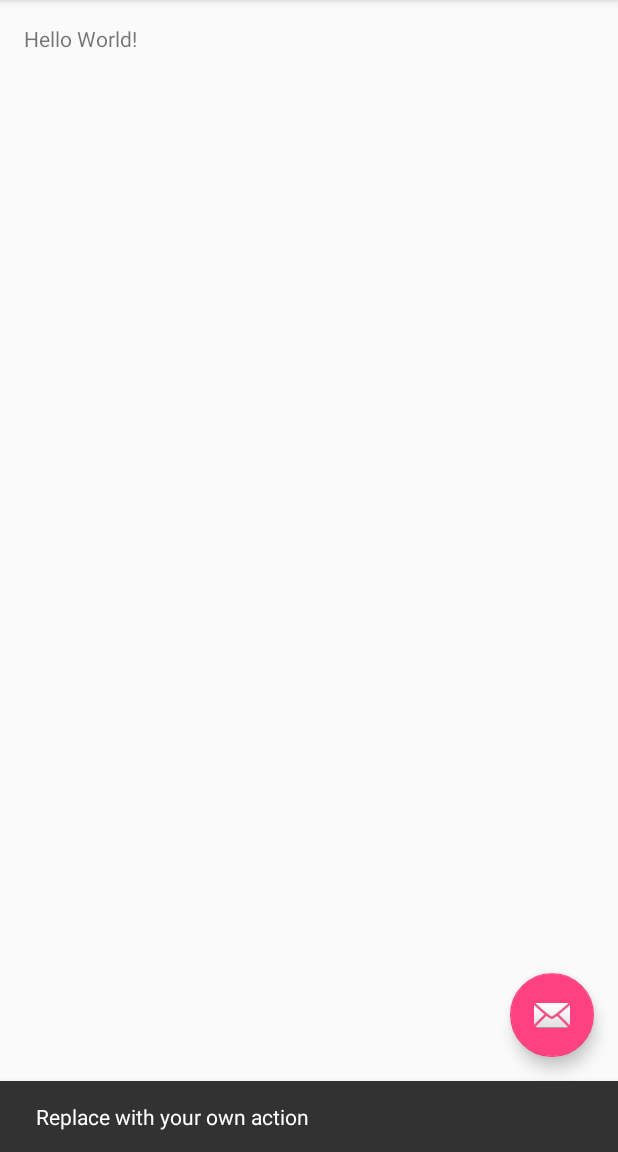
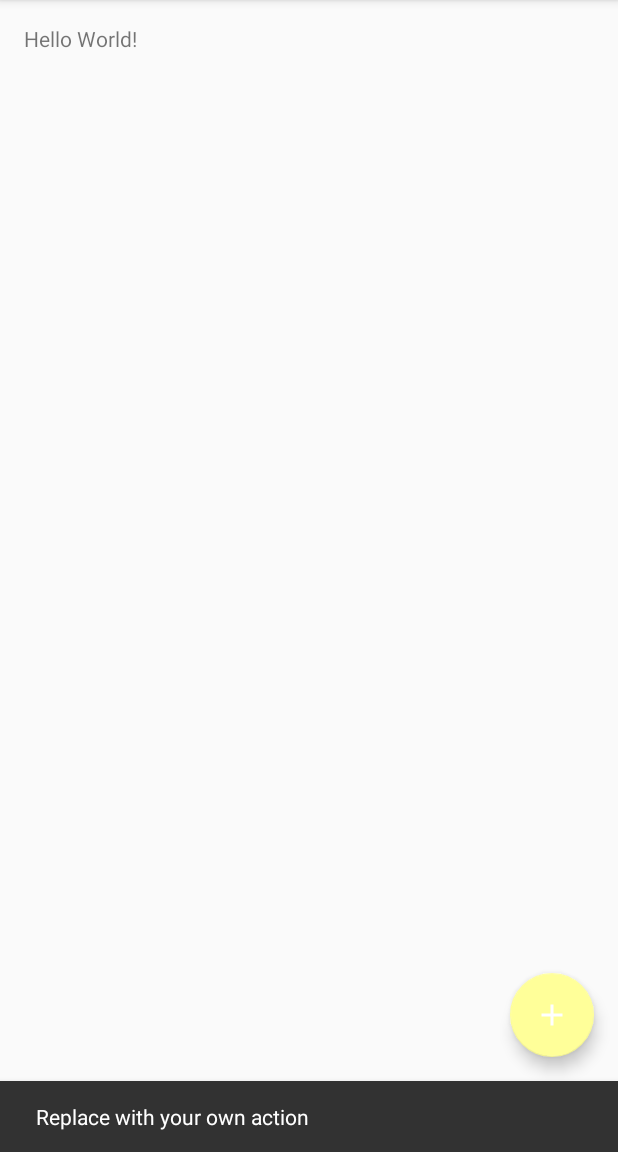
Before and after one commit to SriramBms/Amoeba, an Android app: the screen it shows after launch (MainActivity), after a tap on an icon or button, on a phone screen of 412 x 824 dp, the part 84-1236 px from its top. Run offline under Robolectric (Android 15) with nearby library versions, the phone set to English and light mode, and no system bars.

Commit message:
Added FissionColony+code cleanup

```diff
--- a/amoeba/build.gradle
+++ b/amoeba/build.gradle
@@ -5,7 +5,7 @@ android {
     buildToolsVersion "23.0.2"
 
     defaultConfig {
-        minSdkVersion 19
+        minSdkVersion 21
         targetSdkVersion 23
         versionCode 1
         versionName "1.0"
--- /dev/null
+++ b/amoeba/src/main/java/com/eo5/amoeba/views/FloatingFissionButton.java
@@ -0,0 +1,125 @@
+package com.eo5.amoeba.views;
+
+
+import android.content.Context;
+import android.content.res.TypedArray;
+import android.graphics.Canvas;
+import android.support.design.widget.FloatingActionButton;
+import android.util.AttributeSet;
+import android.util.Log;
+import android.util.TypedValue;
+import android.view.View;
+
+import com.eo5.amoeba.Fission;
+import com.eo5.amoeba.R;
+import com.eo5.amoeba.utils.Constants;
+
+/**
+ * Created by Sriram on 3/11/2016.
+ *
+ * WIP: Use FloatingActionButton until this feature has been defined and implemented
+ */
+public class FloatingFissionButton extends FloatingActionButton{
+
+    private boolean mCanReplicate=false;
+    private Context mContext;
+    private float mButtonDepth;
+    private boolean mDoesPulse;
+    private View mParent;
+    private Canvas mCanvas;
+    private AttributeSet mAttrs;
+
+    //View params
+    private int mColorDefault;
+    private int mColorPressed;
+
+
+    //child parameters
+    private int mChildColor;
+    private float mChildElevation;
+    private boolean doesPulse;
+
+    //
+
+
+    public FloatingFissionButton(Context context) {
+        this(context, null);
+    }
+    public FloatingFissionButton(Context context, AttributeSet attrs) {
+        this(context, attrs, 0);
+    }
+    public FloatingFissionButton(Context context, AttributeSet attrs, int defStyleAttr) {
+        super(context, attrs, defStyleAttr);
+        mContext = context;
+        mAttrs = attrs;
+        init(attrs);
+
+    }
+
+    private void init(AttributeSet attrs){
+        final TypedArray a = mContext.obtainStyledAttributes(attrs, R.styleable.FissionButton);
+        mCanReplicate = a.getBoolean(R.styleable.FissionButton_fb_enable_fission, false);
+        if(mCanReplicate){
+            mButtonDepth = a.getDimension(R.styleable.FissionButton_fb_elevation, Constants.DEFAULT_ELEVATION);
+            mDoesPulse = a.getBoolean(R.styleable.FissionButton_fb_pulse, Constants.DEFAULT_DOES_PULSE);
+            a.recycle();
+            setParameters();
+        }
+
+
+    }
+
+    private void setParameters(){
+        this.setElevation(mButtonDepth);
+        TypedValue v = new TypedValue();
+        mContext.getTheme().resolveAttribute(R.attr.colorAccent, v, true);
+        mChildColor = v.data;
+
+    }
+
+    public void doFission(int type){
+        if(!mCanReplicate)
+            mCanReplicate=true;
+        Log.v(Constants.TAG, "doFission");
+
+        switch (type){
+            case Fission.UP:
+
+                break;
+            case Fission.DOWN:
+                break;
+            case Fission.RIGHT:
+                break;
+            case Fission.LEFT:
+                break;
+            default:
+
+        }
+
+    }
+
+    @Override
+    public void setOnClickListener(OnClickListener clickListener){
+        if(mCanReplicate){
+
+        }else{
+            super.setOnClickListener(clickListener);
+        }
+
+
+    }
+
+    @Override
+    protected void onDraw(Canvas canvas){
+        super.onDraw(canvas);
+    }
+
+
+    @Override
+    public void setElevation(float elevation){
+        super.setElevation(elevation);
+        if(mCanReplicate)
+            mChildElevation = elevation;
+    }
+
+}
--- /dev/null
+++ b/amoeba/src/main/res/values/color.xml
@@ -0,0 +1,5 @@
+<?xml version="1.0" encoding="utf-8"?>
+<resources>
+    <color name="button_default">#888888</color>
+    <color name="button_pressed_default">#cccccc</color>
+</resources>
--- /dev/null
+++ b/amoeba/src/main/res/values/dimens.xml
@@ -0,0 +1,4 @@
+<?xml version="1.0" encoding="utf-8"?>
+<resources>
+    <dimen name="default_elevation">2dp</dimen>
+</resources>
--- a/app/build.gradle
+++ b/app/build.gradle
@@ -6,7 +6,7 @@ android {
 
     defaultConfig {
         applicationId "com.eo5.amoebaexample"
-        minSdkVersion 19
+        minSdkVersion 21
         targetSdkVersion 23
         versionCode 1
         versionName "1.0"
--- a/app/src/main/java/com/eo5/amoebaexample/MainActivity.java
+++ b/app/src/main/java/com/eo5/amoebaexample/MainActivity.java
@@ -26,6 +26,7 @@ public class MainActivity extends AppCompatActivity {
                         .setAction("Action", null).show();
             }
         });
+        fab.setRippleColor(getResources().getColor(R.color.colorRipple));
     }
 
     @Override
--- /dev/null
+++ b/app/src/main/res/drawable/ic_add.xml
@@ -0,0 +1,9 @@
+<vector xmlns:android="http://schemas.android.com/apk/res/android"
+        android:width="24dp"
+        android:height="24dp"
+        android:viewportWidth="24.0"
+        android:viewportHeight="24.0">
+    <path
+        android:fillColor="#FFFFFFFF"
+        android:pathData="M19,13h-6v6h-2v-6H5v-2h6V5h2v6h6v2z"/>
+</vector>
--- a/app/src/main/res/layout/activity_main.xml
+++ b/app/src/main/res/layout/activity_main.xml
@@ -23,12 +23,16 @@
 
     <include layout="@layout/content_main" />
 
-    <com.eo5.amoeba.FloatingFissionButton
+    <com.eo5.amoeba.views.FloatingFissionButton
         android:id="@+id/fab"
         android:layout_width="wrap_content"
         android:layout_height="wrap_content"
         android:layout_gravity="bottom|end"
         android:layout_margin="@dimen/fab_margin"
-        android:src="@android:drawable/ic_dialog_email" />
+        android:src="@drawable/ic_add"
+        app:fb_enable_fission="false"
+        app:fb_elevation="5dp"
+        app:fb_direction="up"
+        />
 
 </android.support.design.widget.CoordinatorLayout>
--- a/app/src/main/res/values/colors.xml
+++ b/app/src/main/res/values/colors.xml
@@ -2,5 +2,6 @@
 <resources>
     <color name="colorPrimary">#3F51B5</color>
     <color name="colorPrimaryDark">#303F9F</color>
-    <color name="colorAccent">#FF4081</color>
+    <color name="colorAccent">#FFff99</color>
+    <color name="colorRipple">#ffBB66</color>
 </resources>
```
Also changed, not shown: amoeba/src/main/java/com/eo5/amoeba/Fission.java (+9 -0 lines), amoeba/src/main/java/com/eo5/amoeba/FloatingFissionButton.java (deleted, +0 -23 lines), amoeba/src/main/java/com/eo5/amoeba/exceptions/ReplicationException.java (added, +11 -0 lines), amoeba/src/main/java/com/eo5/amoeba/interfaces/ReplicateListener.java (added, +12 -0 lines), amoeba/src/main/java/com/eo5/amoeba/utils/Constants.java (added, +17 -0 lines), amoeba/src/main/java/com/eo5/amoeba/views/FloatingFissionColony.java (added, +33 -0 lines), amoeba/src/main/res/values/attrs.xml (added, +14 -0 lines).
